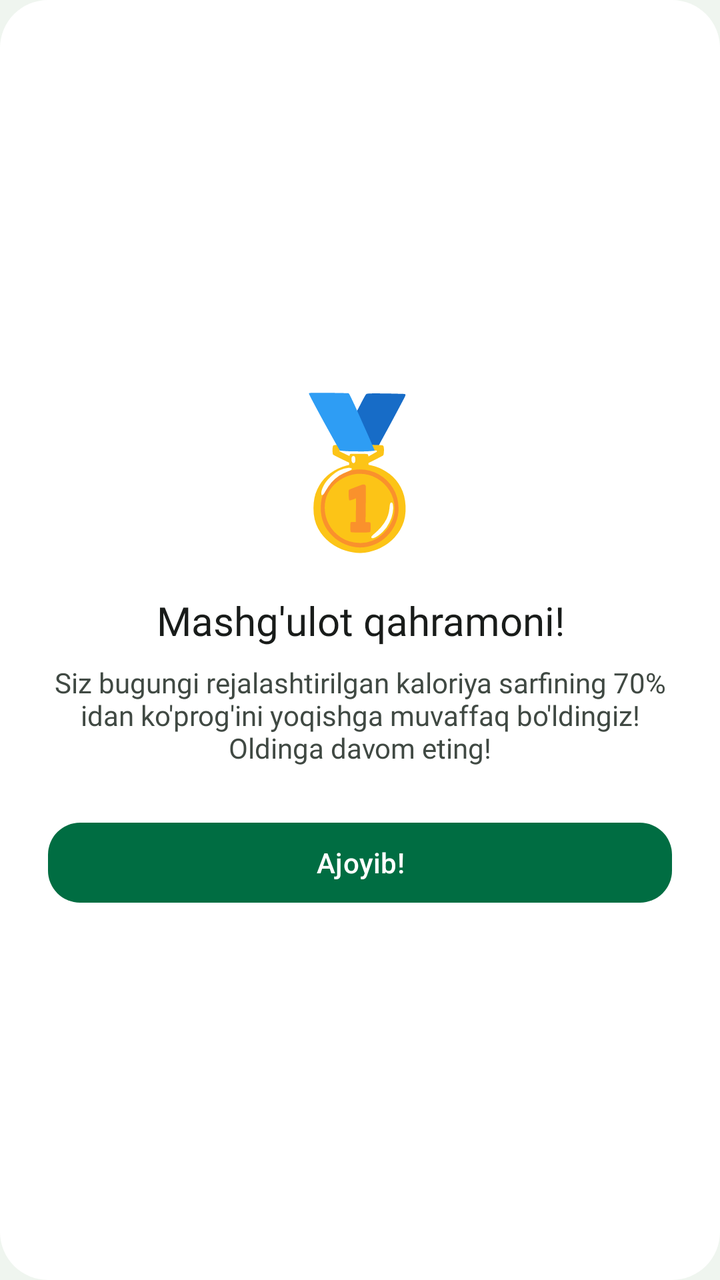
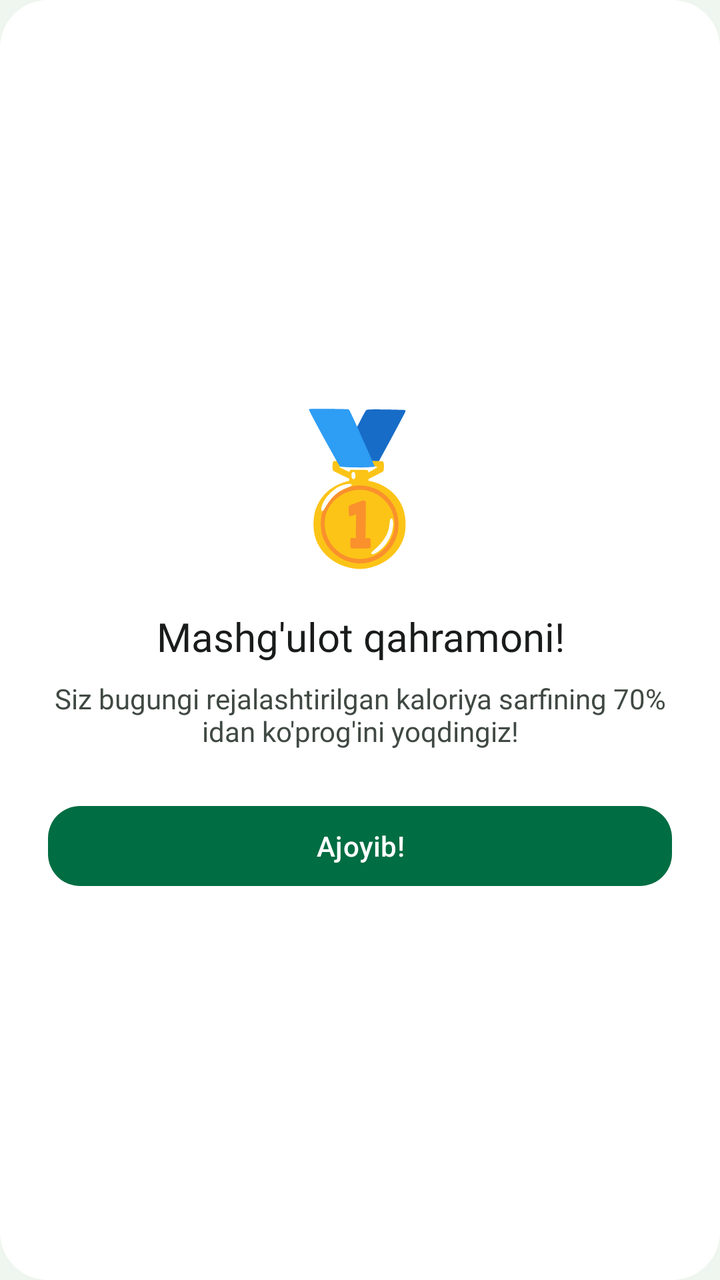

Before-and-after screenshots of an Android layout around one commit, followed by the original layout XML and the change that was made.
<!-- AndroidManifest.xml: application theme Theme.Ozamiz -->
<!-- res/layout/dialog_exercise_achievement.xml -->
<?xml version="1.0" encoding="utf-8"?>
<LinearLayout xmlns:android="http://schemas.android.com/apk/res/android"
    xmlns:app="http://schemas.android.com/apk/res-auto"
    android:layout_width="match_parent"
    android:layout_height="wrap_content"
    android:background="@drawable/bg_dialog_rounded"
    android:gravity="center"
    android:orientation="vertical"
    android:padding="24dp">

        <TextView
            android:layout_width="wrap_content"
            android:layout_height="wrap_content"
            android:textSize="72sp"
            android:text="🥇" />

        <TextView
            android:layout_width="wrap_content"
            android:layout_height="wrap_content"
            android:layout_marginTop="16dp"
            android:fontFamily="@font/roboto_bold"
            android:text="Mashg'ulot qahramoni!"
            android:textColor="?colorOnSurface"
            android:textSize="20sp"
            android:textAlignment="center" />

        <TextView
            android:layout_width="wrap_content"
            android:layout_height="wrap_content"
            android:layout_marginTop="8dp"
            android:fontFamily="@font/roboto_regular"
            android:text="Siz bugungi rejalashtirilgan kaloriya sarfining 70% idan ko'prog'ini yoqishga muvaffaq bo'ldingiz! Oldinga davom eting!"
            android:textColor="?colorOnSurfaceVariant"
            android:textSize="14sp"
            android:textAlignment="center" />

        <com.google.android.material.button.MaterialButton
            android:id="@+id/btn_ajoyib"
            android:layout_width="match_parent"
            android:layout_height="wrap_content"
            android:layout_marginTop="24dp"
            android:text="Ajoyib!"
            app:cornerRadius="16dp" />

    </LinearLayout>
<!-- resources referenced by this layout -->
<resources>
  <!-- drawable bg_dialog_rounded (drawable) -->
  <?xml version="1.0" encoding="utf-8"?>
  <shape xmlns:android="http://schemas.android.com/apk/res/android">
      <solid android:color="?attr/colorSurfaceContainerLowest"/>
      <corners android:radius="24dp" />
  </shape>
  <style name="Theme.Ozamiz" parent="Base.Ozamiz" />
  <color name="md_theme_light_surfaceContainer">#EFF5EF</color>
  <color name="md_theme_light_primary">#006D42</color>
  <color name="md_theme_light_onPrimary">#FFFFFF</color>
  <color name="md_theme_light_primaryContainer">#96F7B8</color>
  <color name="md_theme_light_onPrimaryContainer">#002111</color>
  <color name="md_theme_light_secondary">#4F6353</color>
  <color name="md_theme_light_onSecondary">#FFFFFF</color>
  <color name="md_theme_light_secondaryContainer">#D2E8D4</color>
  <color name="md_theme_light_onSecondaryContainer">#0D1F13</color>
  <color name="md_theme_light_tertiary">#3A646F</color>
  <color name="md_theme_light_onTertiary">#FFFFFF</color>
  <color name="md_theme_light_tertiaryContainer">#BEEAF7</color>
  <color name="md_theme_light_onTertiaryContainer">#001F25</color>
  <color name="md_theme_light_error">#BA1A1A</color>
  <color name="md_theme_light_onError">#FFFFFF</color>
  <color name="md_theme_light_errorContainer">#FFDAD6</color>
  <color name="md_theme_light_onErrorContainer">#410002</color>
  <color name="md_theme_light_surface">#FBFDF9</color>
  <color name="md_theme_light_onSurface">#191C1A</color>
  <color name="md_theme_light_surfaceVariant">#DBE5DD</color>
  <color name="md_theme_light_onSurfaceVariant">#404943</color>
  <color name="md_theme_light_outline">#707973</color>
  <color name="md_theme_light_surfaceContainerLowest">#FFFFFF</color>
  <color name="md_theme_light_surfaceContainerLow">#F5FBF5</color>
  <color name="md_theme_light_surfaceContainerHigh">#E9EFE9</color>
  <color name="md_theme_light_surfaceContainerHighest">#E3E9E3</color>
  <!-- unchanged entries left out for length: 1 -->
</resources>

<!-- the commit's change to res/layout/dialog_exercise_achievement.xml (unified diff, before → after) -->
@@ -9,12 +9,14 @@
     android:padding="24dp">
 
         <TextView
+            android:id="@+id/text_achievement_emoji"
             android:layout_width="wrap_content"
             android:layout_height="wrap_content"
             android:textSize="72sp"
             android:text="🥇" />
 
         <TextView
+            android:id="@+id/text_achievement_title"
             android:layout_width="wrap_content"
             android:layout_height="wrap_content"
             android:layout_marginTop="16dp"
@@ -25,11 +27,12 @@
             android:textAlignment="center" />
 
         <TextView
+            android:id="@+id/text_achievement_subtitle"
             android:layout_width="wrap_content"
             android:layout_height="wrap_content"
             android:layout_marginTop="8dp"
             android:fontFamily="@font/roboto_regular"
-            android:text="Siz bugungi rejalashtirilgan kaloriya sarfining 70% idan ko'prog'ini yoqishga muvaffaq bo'ldingiz! Oldinga davom eting!"
+            android:text="Siz bugungi rejalashtirilgan kaloriya sarfining 70% idan ko'prog'ini yoqdingiz!"
             android:textColor="?colorOnSurfaceVariant"
             android:textSize="14sp"
             android:textAlignment="center" />
